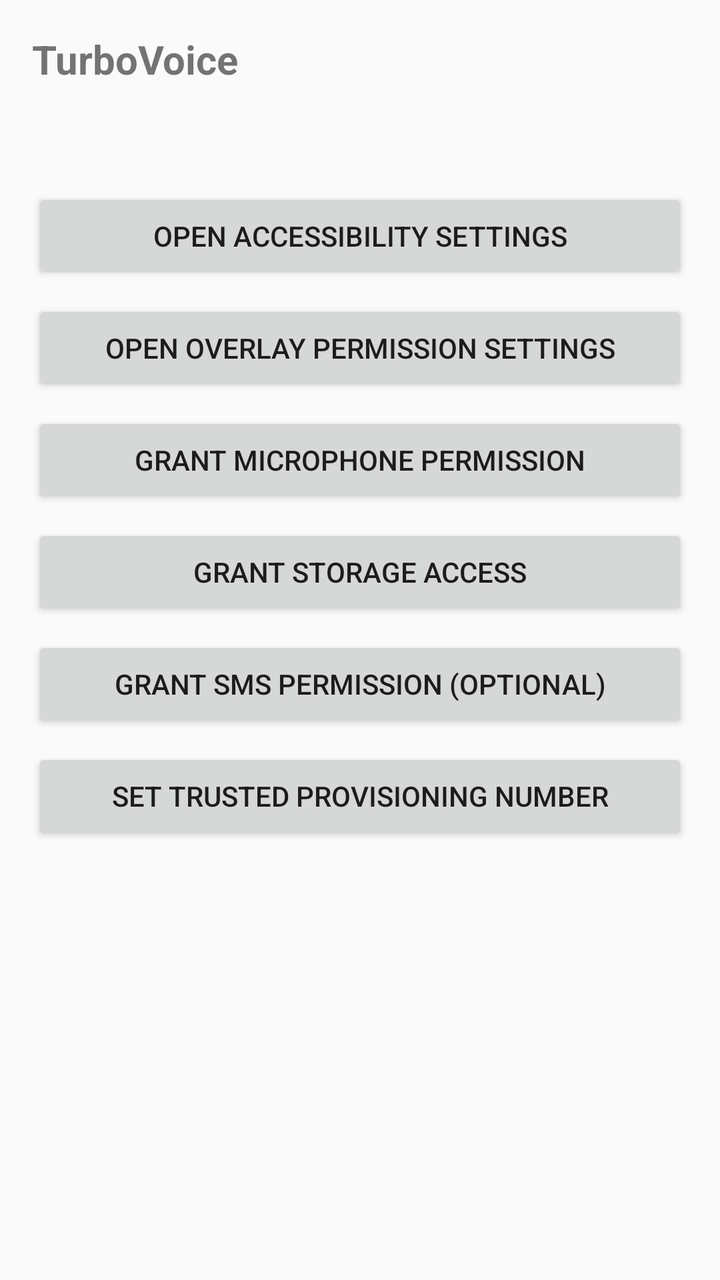
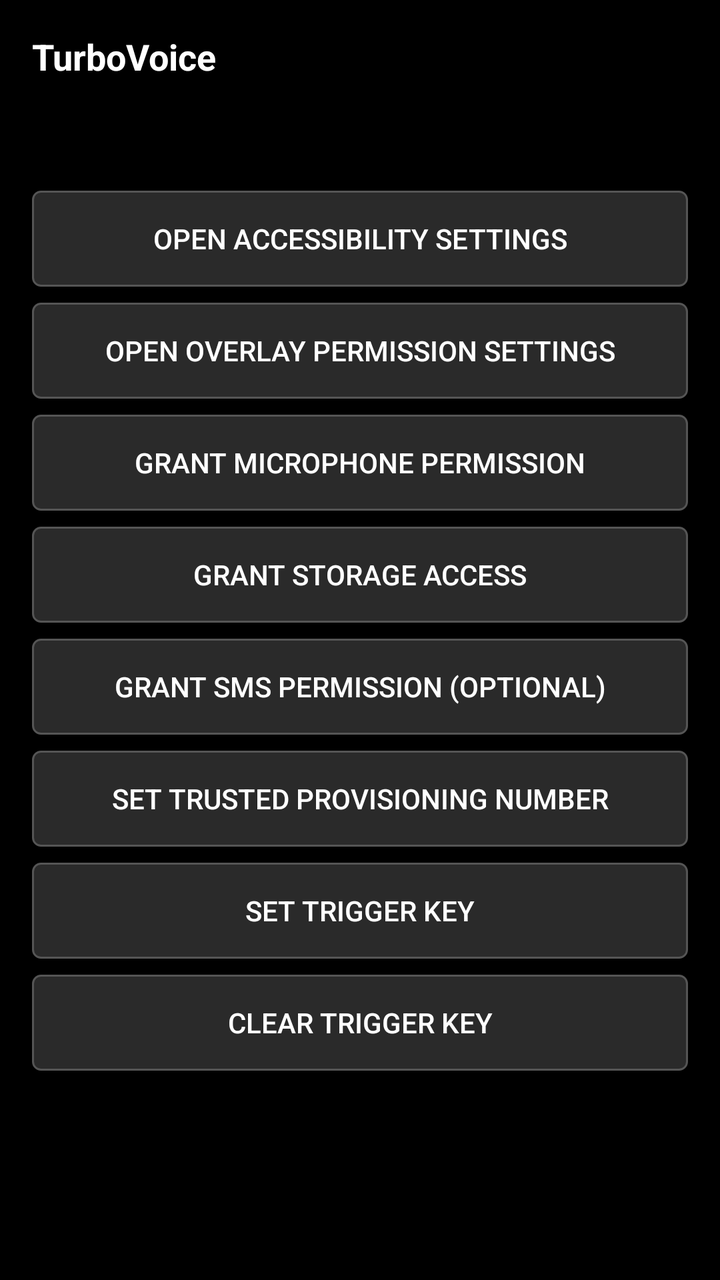

Before-and-after screenshots of an Android layout around one commit, followed by the original layout XML and the change that was made.
<!-- AndroidManifest.xml: application theme Theme.TurboVoice -->
<!-- res/layout/activity_main.xml -->
<?xml version="1.0" encoding="utf-8"?>
<ScrollView xmlns:android="http://schemas.android.com/apk/res/android"
    android:layout_width="match_parent"
    android:layout_height="match_parent">

    <LinearLayout
        android:layout_width="match_parent"
        android:layout_height="wrap_content"
        android:orientation="vertical"
        android:padding="16dp">

        <TextView
            android:layout_width="match_parent"
            android:layout_height="wrap_content"
            android:text="@string/app_name"
            android:textSize="20sp"
            android:textStyle="bold"
            android:layout_marginBottom="12dp" />

        <TextView
            android:id="@+id/statusText"
            android:layout_width="match_parent"
            android:layout_height="wrap_content"
            android:textSize="14sp"
            android:layout_marginBottom="20dp" />

        <Button
            android:id="@+id/openAccessibilityButton"
            android:layout_width="match_parent"
            android:layout_height="wrap_content"
            android:text="Open Accessibility Settings"
            android:layout_marginBottom="8dp" />

        <Button
            android:id="@+id/openOverlayButton"
            android:layout_width="match_parent"
            android:layout_height="wrap_content"
            android:text="Open Overlay Permission Settings"
            android:layout_marginBottom="8dp" />

        <Button
            android:id="@+id/requestMicButton"
            android:layout_width="match_parent"
            android:layout_height="wrap_content"
            android:text="Grant Microphone Permission"
            android:layout_marginBottom="8dp" />

        <Button
            android:id="@+id/requestStorageButton"
            android:layout_width="match_parent"
            android:layout_height="wrap_content"
            android:text="Grant Storage Access"
            android:layout_marginBottom="8dp" />

        <Button
            android:id="@+id/requestSmsButton"
            android:layout_width="match_parent"
            android:layout_height="wrap_content"
            android:text="Grant SMS Permission (optional)"
            android:layout_marginBottom="8dp" />

        <Button
            android:id="@+id/setTrustedNumberButton"
            android:layout_width="match_parent"
            android:layout_height="wrap_content"
            android:text="Set Trusted Provisioning Number" />

    </LinearLayout>

</ScrollView>
<!-- resources referenced by this layout -->
<resources>
  <string name="app_name">TurboVoice</string>
  <style name="Theme.TurboVoice" parent="Theme.AppCompat.DayNight.NoActionBar" />
</resources>

<!-- the commit's change to res/layout/activity_main.xml (unified diff, before → after) -->
@@ -1,7 +1,8 @@
 <?xml version="1.0" encoding="utf-8"?>
 <ScrollView xmlns:android="http://schemas.android.com/apk/res/android"
     android:layout_width="match_parent"
-    android:layout_height="match_parent">
+    android:layout_height="match_parent"
+    android:background="@android:color/black">
 
     <LinearLayout
         android:layout_width="match_parent"
@@ -13,14 +14,16 @@
             android:layout_width="match_parent"
             android:layout_height="wrap_content"
             android:text="@string/app_name"
-            android:textSize="20sp"
+            android:textColor="@android:color/white"
             android:textStyle="bold"
-            android:layout_marginBottom="12dp" />
+            android:textSize="18sp"
+            android:layout_marginBottom="16dp" />
 
         <TextView
             android:id="@+id/statusText"
             android:layout_width="match_parent"
             android:layout_height="wrap_content"
+            android:textColor="#AAAAAA"
             android:textSize="14sp"
             android:layout_marginBottom="20dp" />
 
@@ -28,6 +31,9 @@
             android:id="@+id/openAccessibilityButton"
             android:layout_width="match_parent"
             android:layout_height="wrap_content"
+            android:background="@drawable/settings_button_bg"
+            android:textColor="@android:color/white"
+            android:padding="12dp"
             android:text="Open Accessibility Settings"
             android:layout_marginBottom="8dp" />
 
@@ -35,6 +41,9 @@
             android:id="@+id/openOverlayButton"
             android:layout_width="match_parent"
             android:layout_height="wrap_content"
+            android:background="@drawable/settings_button_bg"
+            android:textColor="@android:color/white"
+            android:padding="12dp"
             android:text="Open Overlay Permission Settings"
             android:layout_marginBottom="8dp" />
 
@@ -42,6 +51,9 @@
             android:id="@+id/requestMicButton"
             android:layout_width="match_parent"
             android:layout_height="wrap_content"
+            android:background="@drawable/settings_button_bg"
+            android:textColor="@android:color/white"
+            android:padding="12dp"
             android:text="Grant Microphone Permission"
             android:layout_marginBottom="8dp" />
 
@@ -49,6 +61,9 @@
             android:id="@+id/requestStorageButton"
             android:layout_width="match_parent"
             android:layout_height="wrap_content"
+            android:background="@drawable/settings_button_bg"
+            android:textColor="@android:color/white"
+            android:padding="12dp"
             android:text="Grant Storage Access"
             android:layout_marginBottom="8dp" />
 
@@ -56,6 +71,9 @@
             android:id="@+id/requestSmsButton"
             android:layout_width="match_parent"
             android:layout_height="wrap_content"
+            android:background="@drawable/settings_button_bg"
+            android:textColor="@android:color/white"
+            android:padding="12dp"
             android:text="Grant SMS Permission (optional)"
             android:layout_marginBottom="8dp" />
 
@@ -63,7 +81,30 @@
             android:id="@+id/setTrustedNumberButton"
             android:layout_width="match_parent"
             android:layout_height="wrap_content"
-            android:text="Set Trusted Provisioning Number" />
+            android:background="@drawable/settings_button_bg"
+            android:textColor="@android:color/white"
+            android:padding="12dp"
+            android:text="Set Trusted Provisioning Number"
+            android:layout_marginBottom="8dp" />
+
+        <Button
+            android:id="@+id/setTriggerKeyButton"
+            android:layout_width="match_parent"
+            android:layout_height="wrap_content"
+            android:background="@drawable/settings_button_bg"
+            android:textColor="@android:color/white"
+            android:padding="12dp"
+            android:text="@string/set_trigger_key"
+            android:layout_marginBottom="8dp" />
+
+        <Button
+            android:id="@+id/clearTriggerKeyButton"
+            android:layout_width="match_parent"
+            android:layout_height="wrap_content"
+            android:background="@drawable/settings_button_bg"
+            android:textColor="@android:color/white"
+            android:padding="12dp"
+            android:text="@string/clear_trigger_key" />
 
     </LinearLayout>
 
<!-- resource entries referenced after the edit -->
@@ -1,6 +1,31 @@
 <!-- resources referenced by this layout -->
 <resources>
+  <!-- drawable settings_button_bg (drawable) -->
+  <?xml version="1.0" encoding="utf-8"?>
+  <selector xmlns:android="http://schemas.android.com/apk/res/android">
+      <item android:state_focused="true">
+          <shape android:shape="rectangle">
+              <solid android:color="#FF6D4A24" />
+              <corners android:radius="4dp" />
+          </shape>
+      </item>
+      <item android:state_pressed="true">
+          <shape android:shape="rectangle">
+              <solid android:color="#FF6D4A24" />
+              <corners android:radius="4dp" />
+          </shape>
+      </item>
+      <item>
+          <shape android:shape="rectangle">
+              <solid android:color="#FF2A2A2A" />
+              <stroke android:width="1dp" android:color="#FF555555" />
+              <corners android:radius="4dp" />
+          </shape>
+      </item>
+  </selector>
   <string name="app_name">TurboVoice</string>
+  <string name="clear_trigger_key">Clear Trigger Key</string>
+  <string name="set_trigger_key">Set Trigger Key</string>
   <style name="Theme.TurboVoice" parent="Theme.AppCompat.DayNight.NoActionBar" />
 </resources>
 
